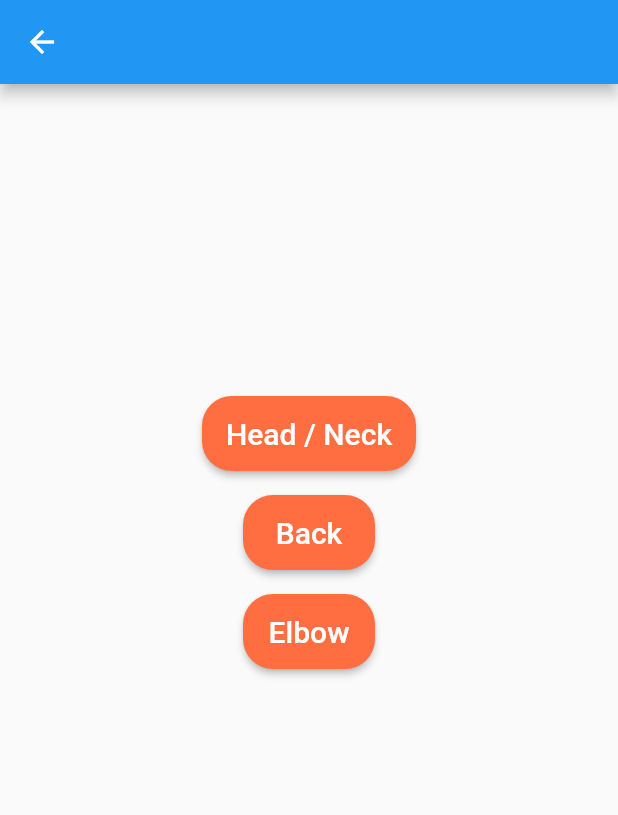
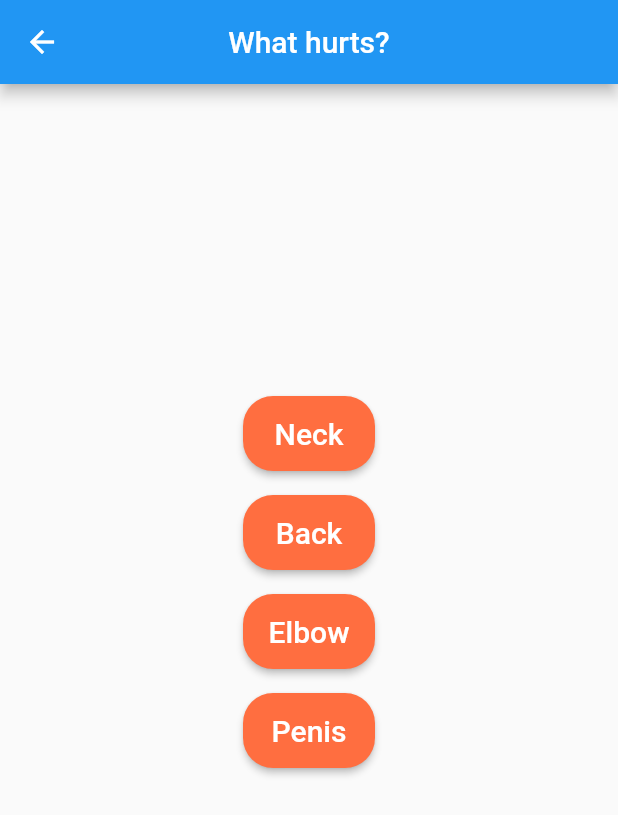
Before and after one commit to rusty2123/pt4u, a Flutter app: the screen it shows after launch, after a tap on "Tap here to Book!", on a phone screen of 412 x 824 dp. Shown: the top 815 px of the screen. Run offline on Flutter 3.47's test engine with Material 2 defaults, Android fonts, the phone set to English and light mode, and no system bars.

Commit message:
i like double quotes better

```diff
--- a/lib/main.dart
+++ b/lib/main.dart
@@ -10,11 +10,11 @@ class MyApp extends StatelessWidget {
   @override
   Widget build(BuildContext context) {
     return MaterialApp(
-      title: 'Flutter Demo',
+      title: "pt4u",
       theme: ThemeData(
         primarySwatch: Colors.blue,
       ),
-      home: HomeScreen(title: 'pt4u'),
+      home: HomeScreen(title: "pt4u"),
     );
   }
 }
--- a/lib/screens/home.dart
+++ b/lib/screens/home.dart
@@ -17,7 +17,8 @@ class _HomeScreenState extends State<HomeScreen> {
   Widget build(BuildContext context) {
     return Scaffold(
       appBar: AppBar(
-        title: Center(child: Text(widget.title)),
+        title: Text(widget.title),
+        centerTitle: true,
         actions: [buildPopupMenuButton()],
       ),
       body: Container(
--- a/lib/screens/what_hurts.dart
+++ b/lib/screens/what_hurts.dart
@@ -4,7 +4,10 @@ class WhatHurtsScreen extends StatelessWidget {
   @override
   Widget build(BuildContext context) {
     return Scaffold(
-      appBar: AppBar(),
+      appBar: AppBar(
+        title: Text("What hurts?"),
+        centerTitle: true,
+      ),
       body: Center(
         child: Column(
           children: [
@@ -13,7 +16,7 @@ class WhatHurtsScreen extends StatelessWidget {
               padding: const EdgeInsets.all(8.0),
               child: ElevatedButton(
                 child: Text(
-                  "Head / Neck",
+                  "Neck",
                   style: TextStyle(fontSize: 20),
                 ),
                 onPressed: () {},
@@ -64,6 +67,24 @@ class WhatHurtsScreen extends StatelessWidget {
                 ),
               ),
             ),
+            Padding(
+              padding: const EdgeInsets.all(8.0),
+              child: ElevatedButton(
+                child: Text(
+                  "Penis",
+                  style: TextStyle(fontSize: 20),
+                ),
+                onPressed: () {},
+                style: ElevatedButton.styleFrom(
+                  primary: Colors.deepOrangeAccent,
+                  minimumSize: Size(88, 50),
+                  padding: EdgeInsets.symmetric(horizontal: 16),
+                  shape: const RoundedRectangleBorder(
+                    borderRadius: BorderRadius.all(Radius.circular(20)),
+                  ),
+                ),
+              ),
+            ),
           ],
         ),
       ),
```
Also changed, not shown: firebase.json (added), 2 other files.
